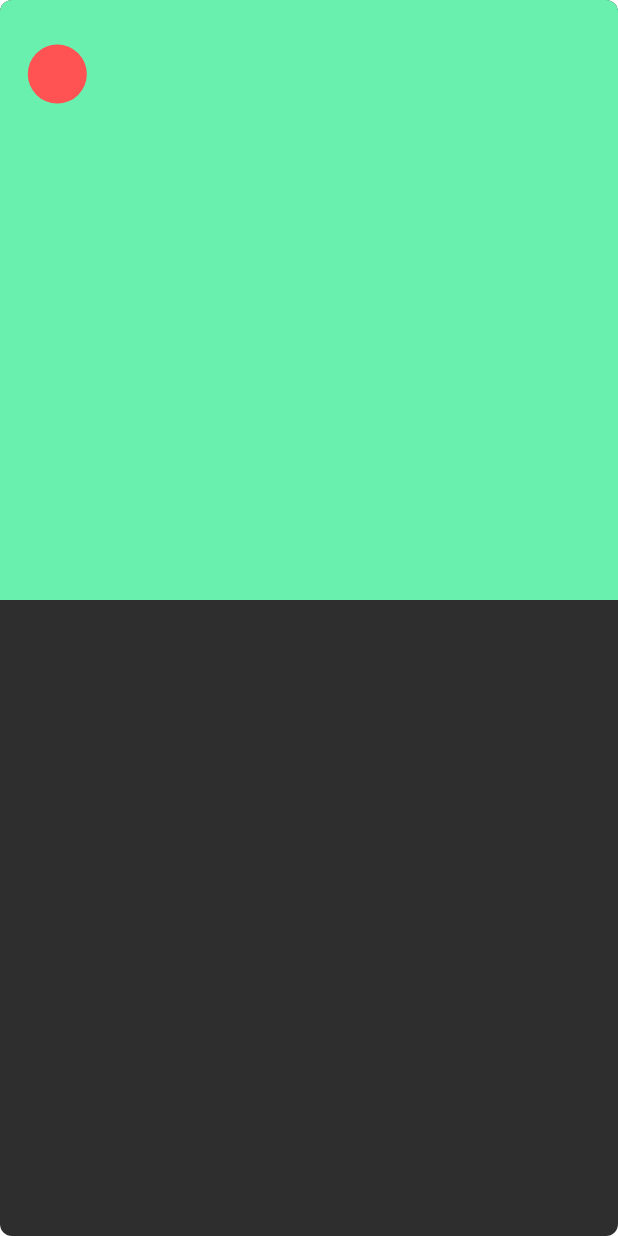
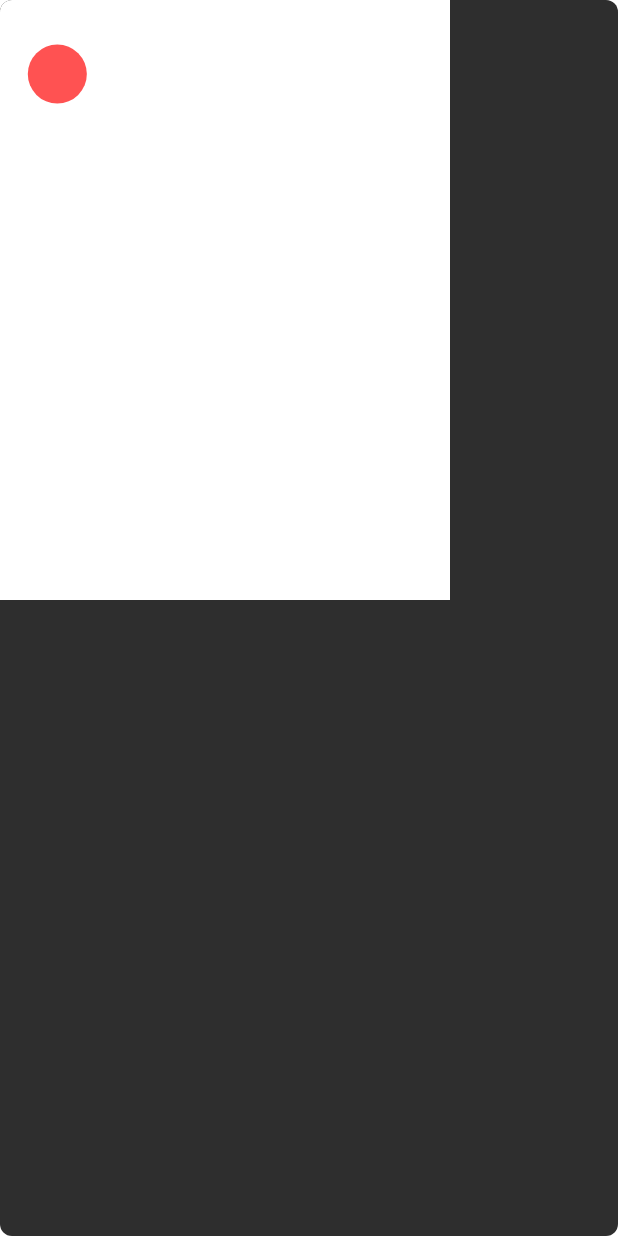
Before and after one commit to PationPrime/streamer_dashboard, a Flutter app: the StreamWidgetsScreen screen opened directly, on a phone screen of 412 x 824 dp. Run offline on Flutter 3.47's test engine with Material 3 defaults, Android fonts, the phone set to English and light mode, and no system bars; our stand-ins replace dartz, dio, easy_localization, equatable, flutter_bloc, flutter_keyboard_visibility and 4 more; missing offline and left inert: external_webview_window, flutter_acrylic, flutter_inappwebview, system_tray, window_manager; accounts and stored records are empty; network calls fail; project files that could hold a hidden picture were left out.

Commit message:
falling balls physics and paint

```diff
--- a/lib/src/app/widgets/falling_balls/ball_painter.dart
+++ b/lib/src/app/widgets/falling_balls/ball_painter.dart
@@ -1,21 +1,54 @@
 part of 'falling_balls.dart';
 
-class BallPainter extends CustomPainter {
+class BallLeafRenderObjectWidget extends LeafRenderObjectWidget {
   final List<Ball> balls;
 
-  const BallPainter({
+  const BallLeafRenderObjectWidget({
+    super.key,
     required this.balls,
   });
 
   @override
-  void paint(Canvas canvas, Size size) {
+  RenderObject createRenderObject(BuildContext context) => BallLeafRenderBox(
+        balls: balls,
+      );
+
+  @override
+  void updateRenderObject(
+    BuildContext context,
+    covariant BallLeafRenderBox renderObject,
+  ) =>
+      renderObject..balls = balls;
+}
+
+class BallLeafRenderBox extends RenderBox {
+  late final _appLogger = AppLogger(where: '$this');
+
+  late List<Ball> _balls;
+
+  List<Ball> get balls => _balls;
+  set balls(List<Ball> values) {
+    _balls = balls;
+
+    markNeedsPaint();
+  }
+
+  BallLeafRenderBox({
+    required List<Ball> balls,
+  }) : _balls = balls;
+
+  @override
+  void performLayout() => size = constraints.biggest;
+
+  @override
+  void paint(PaintingContext context, Offset offset) {
+    final canvas = context.canvas;
     final paint = Paint()..color = Colors.redAccent;
 
     for (final ball in balls) {
       canvas.drawCircle(ball.position, ball.radius, paint);
     }
+
+    print(context.canvas.getLocalClipBounds());
   }
-
-  @override
-  bool shouldRepaint(covariant CustomPainter oldDelegate) => true;
 }
--- a/lib/src/app/widgets/falling_balls/ball_physics.dart
+++ b/lib/src/app/widgets/falling_balls/ball_physics.dart
@@ -16,7 +16,7 @@ mixin BallPhysics {
   /// Gravity
   static const _defaultGravityValue = 0.1;
 
-  bool _checkCollision(
+  bool _checkBallsCollision(
     Ball ball1,
     Ball ball2,
   ) {
@@ -24,7 +24,21 @@ mixin BallPhysics {
     return distance < (ball1.radius + ball2.radius);
   }
 
-  void _resolveCollision(
+  bool _checkBoxConstraintsCollision({
+    required Ball ball,
+    required Size size,
+  }) {
+    return false;
+  }
+
+  void _resolveBallAndConstraintsCollision({
+    required Ball ball,
+    required Size size,
+  }) {
+    print(ball.position);
+  }
+
+  void _resolveBallsCollision(
     Ball ball1,
     Ball ball2,
   ) {
@@ -116,6 +130,7 @@ mixin BallPhysics {
 
     /// Constrained height
     required double maxHeight,
+    required double maxWidth,
     required double radius,
   }) =>
       Offset(
--- a/lib/src/app/widgets/falling_balls/falling_balls.dart
+++ b/lib/src/app/widgets/falling_balls/falling_balls.dart
@@ -2,6 +2,7 @@ import 'dart:math';
 
 import 'package:flutter/material.dart';
 import 'package:streamer_dashboard/src/app/extensions/extensions.dart';
+import 'package:streamer_dashboard/src/app/tools/app_logger.dart';
 
 part 'ball.dart';
 part 'ball_painter.dart';
@@ -58,9 +59,11 @@ class _FallingBallsState extends State<FallingBalls>
   }
 
   void _spawnBall() {
+    if (balls.length > 4) balls.clear();
+
     final ball = Ball(
       position: _basePosition(
-        maxWidth: 300,
+        maxWidth: widget.widht,
       ),
       velocity: _baseVelocity(),
       radius: _circleRadius(
@@ -90,11 +93,12 @@ class _FallingBallsState extends State<FallingBalls>
       );
 
       /// Collision with the bottom constraint (maxHeight value)
-      if (ball.position.dy + ball.radius > 400) {
+      if (ball.position.dy + ball.radius > widget.height) {
         ball.position = _updatePosition(
           position: ball.position,
-          maxHeight: 400,
+          maxHeight: widget.height,
           radius: ball.radius,
+          maxWidth: widget.widht,
         );
 
         ball.velocity = _updateVelocity(
@@ -105,21 +109,25 @@ class _FallingBallsState extends State<FallingBalls>
 
       /// Check collision
       for (final otherBall in balls) {
-        if (ball != otherBall && _checkCollision(ball, otherBall)) {
-          _resolveCollision(ball, otherBall);
+        if (ball != otherBall && _checkBallsCollision(ball, otherBall)) {
+          _resolveBallsCollision(ball, otherBall);
         }
       }
     }
   }
 
   @override
-  Widget build(BuildContext context) => CustomPaint(
-        size: Size(
-          widget.widht,
-          widget.height,
-        ),
-        painter: BallPainter(
-          balls: balls,
+  Widget build(BuildContext context) => Align(
+        alignment: Alignment.topLeft,
+        child: Container(
+          color: Colors.white,
+          height: widget.height,
+          width: widget.widht,
+          child: ClipRect(
+            child: BallLeafRenderObjectWidget(
+              balls: balls,
+            ),
+          ),
         ),
       );
 
--- a/lib/src/modules/stream_widgets/screens/stream_widgets_screen/stream_widgets_screen.dart
+++ b/lib/src/modules/stream_widgets/screens/stream_widgets_screen/stream_widgets_screen.dart
@@ -11,13 +11,6 @@ class StreamWidgetsScreen extends StatefulWidget {
 class _StreamWidgetsScreenState extends State<StreamWidgetsScreen> {
   @override
   Widget build(BuildContext context) => Scaffold(
-        body: ListView(
-          children: [
-            Container(
-              color: Colors.greenAccent,
-              child: FallingBalls(),
-            ),
-          ],
-        ),
+        body: FallingBalls(),
       );
 }
```
